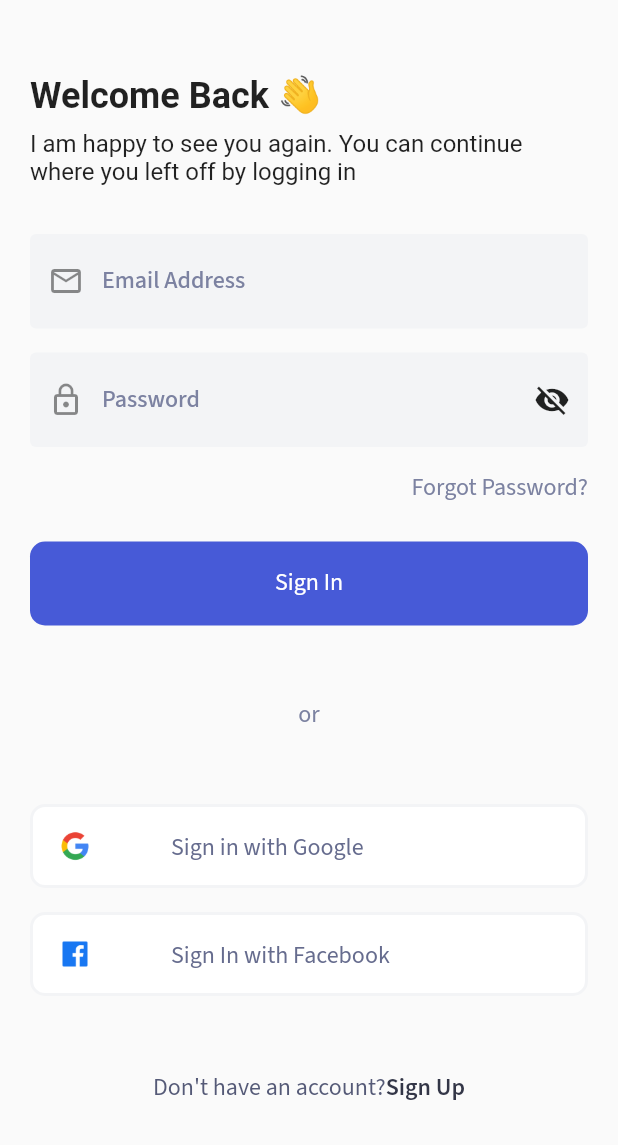
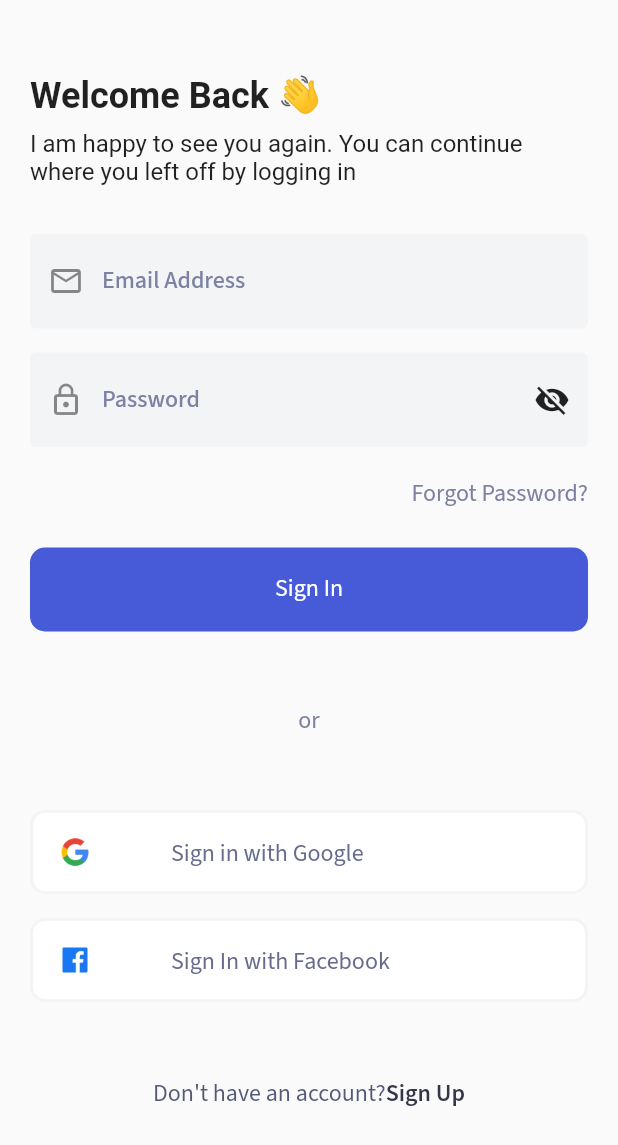
Before and after one commit to ranaahammed165200/news_app, a Flutter app: the screen it shows after launch, on a phone screen of 412 x 824 dp. Shown: the top 1145 px of the screen. Run offline on Flutter 3.47's test engine with Material 2 defaults, Android fonts, the phone set to English and light mode, and no system bars; drawn by our look-alikes of nb_utils; our stand-ins replace carousel_slider, flutter_easyloading, flutter_iconly, flutter_riverpod, google_fonts, pinput.

Commit message:
21-12-22

```diff
--- a/lib/AppTheme/registration/signin.dart
+++ b/lib/AppTheme/registration/signin.dart
@@ -92,7 +92,7 @@ class _SignInState extends State<SignIn> {
                               borderRadius: BorderRadius.circular(10))),
                     ),
                     const SizedBox(
-                      height: 16,
+                      height: 20,
                     ),
                     Container(
                       alignment: Alignment.centerRight,
```
